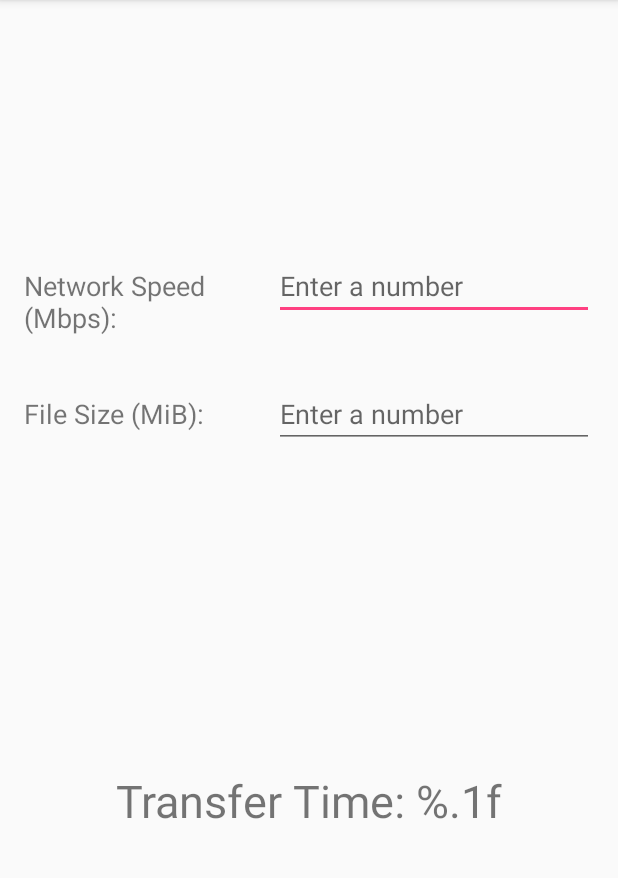
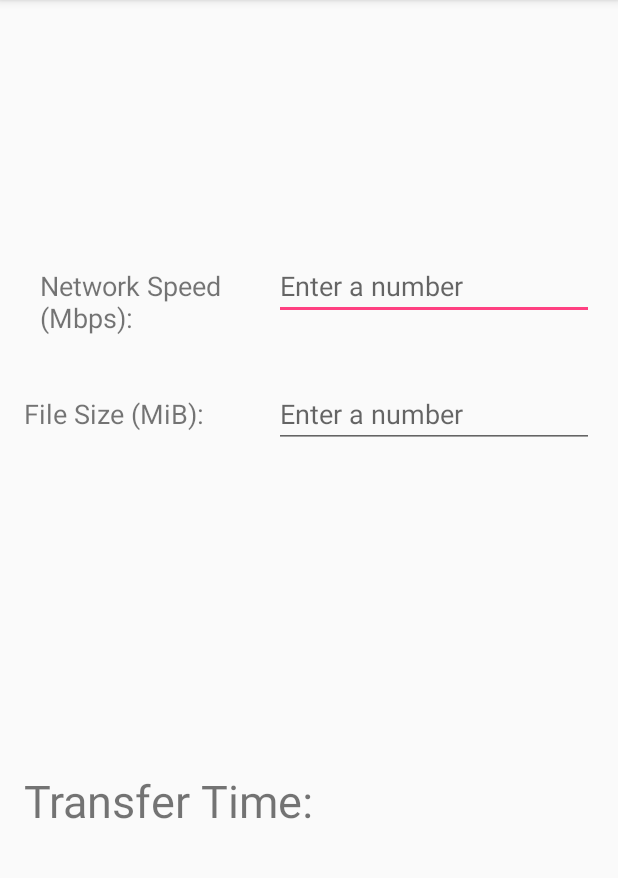
Before and after one commit to stephencordasco/DownloadSpeedCalculator, an Android app: the screen it shows after launch (MainActivity), on a phone screen of 412 x 824 dp, the part 84-962 px from its top. Run offline under Robolectric (Android 15) with nearby library versions, the phone set to English and light mode, and no system bars.

Commit message:
Mini-App Update 1.0
Added a fourth TextView widget.
Update the string resource file.
Added a check for a 0 denominator.
Added a "addTextChangedListener" to both EditText widgets.
Added a public method "calculateTransferTime".

```diff
--- a/app/src/main/java/com/example/steph/miniapp1/MainActivity.java
+++ b/app/src/main/java/com/example/steph/miniapp1/MainActivity.java
@@ -2,9 +2,12 @@ package com.example.steph.miniapp1;
 
 import android.support.v7.app.AppCompatActivity;
 import android.os.Bundle;
-import android.view.View;
+import android.text.Editable;
+import android.text.TextWatcher;
 import android.widget.EditText;
 import android.widget.TextView;
+
+import java.text.DecimalFormat;
 
 public class MainActivity extends AppCompatActivity {
 
@@ -12,6 +15,7 @@ public class MainActivity extends AppCompatActivity {
     TextView networkSpeedTV;
     TextView fileSizeTV;
     TextView transferTimeTV;
+    TextView textView;
     EditText networkSpeedET;
     EditText fileSizeET;
 
@@ -19,6 +23,7 @@ public class MainActivity extends AppCompatActivity {
     double transferTime = 0;
     double nSpeed = 0;
     double fSize = 0;
+    DecimalFormat precision;
 
     @Override
     protected void onCreate(Bundle savedInstanceState) {
@@ -29,13 +34,49 @@ public class MainActivity extends AppCompatActivity {
         networkSpeedTV = findViewById(R.id.networkSpeedTV);
         fileSizeTV = findViewById(R.id.fileSizeTV);
         transferTimeTV = findViewById(R.id.transferTimeTV);
+        textView = findViewById(R.id.transferTimeTV2);
         networkSpeedET = findViewById(R.id.networkSpeedET);
         fileSizeET = findViewById(R.id.fileSizeET);
+        precision = new DecimalFormat("0.0");
 
         // update the conversion
-        transferTimeTV.setOnClickListener(new View.OnClickListener() {
+        networkSpeedET.addTextChangedListener(new TextWatcher() {
             @Override
-            public void onClick(View v) {
+            public void beforeTextChanged(CharSequence s, int start, int count, int after) {
+
+            }
+
+            @Override
+            public void onTextChanged(CharSequence s, int start, int before, int count) {
+
+            }
+
+            @Override
+            public void afterTextChanged(Editable s) {
+                calculateTransferTime();
+            }
+        });
+
+        fileSizeET.addTextChangedListener(new TextWatcher() {
+            @Override
+            public void beforeTextChanged(CharSequence s, int start, int count, int after) {
+
+            }
+
+            @Override
+            public void onTextChanged(CharSequence s, int start, int before, int count) {
+
+            }
+
+            @Override
+            public void afterTextChanged(Editable s) {
+                calculateTransferTime();
+            }
+        });
+    }
+
+    public void calculateTransferTime()
+    {
         // check if the fields are empty
         if (networkSpeedET.getText().toString().equals(""))
         {
@@ -50,6 +91,12 @@ public class MainActivity extends AppCompatActivity {
         nSpeed = Double.parseDouble(networkSpeedET.getText().toString());
         fSize = Double.parseDouble(fileSizeET.getText().toString());
 
+        // check for 0 in the denominator
+        if (nSpeed == 0)
+        {
+            nSpeed = 1;
+        }
+
         // MiB to B to b
         fSize = ((fSize * Math.pow(2, 20)) * 8);
 
@@ -60,8 +107,6 @@ public class MainActivity extends AppCompatActivity {
         transferTime = fSize / nSpeed;
 
         // display the transfer time
-                transferTimeTV.setText(getString(R.string.transfer_time, transferTime));
-            }
-        });
+        textView.setText(String.valueOf(precision.format(transferTime)));
     }
 }
--- a/app/src/main/res/layout/activity_main.xml
+++ b/app/src/main/res/layout/activity_main.xml
@@ -21,9 +21,9 @@
 
     <TextView
         android:id="@+id/networkSpeedTV"
-        android:layout_width="0dp"
+        android:layout_width="129dp"
         android:layout_height="wrap_content"
-        android:layout_marginStart="16dp"
+        android:layout_marginStart="8dp"
         android:layout_marginEnd="8dp"
         android:text="@string/network_speed"
         android:textSize="18sp"
@@ -59,14 +59,24 @@
         android:id="@+id/transferTimeTV"
         android:layout_width="wrap_content"
         android:layout_height="wrap_content"
+        android:layout_marginStart="16dp"
+        android:text="@string/transfer_time"
+        android:textSize="30sp"
+        app:layout_constraintBaseline_toBaselineOf="@+id/transferTimeTV2"
+        app:layout_constraintStart_toStartOf="parent" />
+
+    <TextView
+        android:id="@+id/transferTimeTV2"
+        android:layout_width="0dp"
+        android:layout_height="wrap_content"
         android:layout_marginStart="8dp"
         android:layout_marginTop="8dp"
-        android:layout_marginEnd="8dp"
+        android:layout_marginEnd="16dp"
         android:layout_marginBottom="8dp"
-        android:text="@string/transfer_time"
+        android:textAlignment="textStart"
         android:textSize="30sp"
         app:layout_constraintBottom_toBottomOf="parent"
         app:layout_constraintEnd_toEndOf="parent"
-        app:layout_constraintStart_toStartOf="parent"
+        app:layout_constraintStart_toEndOf="@+id/transferTimeTV"
         app:layout_constraintTop_toBottomOf="@+id/fileSizeET" />
 </android.support.constraint.ConstraintLayout>
--- a/app/src/main/res/values/strings.xml
+++ b/app/src/main/res/values/strings.xml
@@ -2,6 +2,6 @@
     <string name="app_name">MiniApp1</string>
     <string name="network_speed">Network Speed (Mbps): </string>
     <string name="file_size">File Size (MiB): </string>
-    <string name="transfer_time">Transfer Time: %.1f</string>
+    <string name="transfer_time">Transfer Time:</string>
     <string name="edit_text_hint">Enter a number</string>
 </resources>
```
Lines whose indentation alone changed are shown as unchanged.
